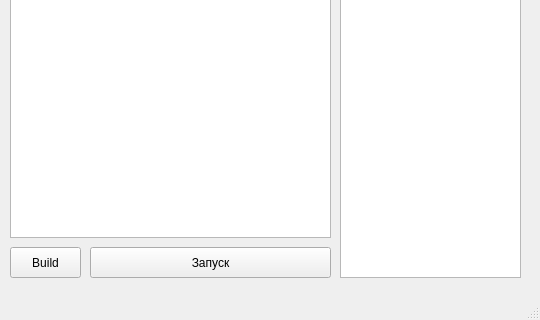
Above: gui/coexgui/mainwindow.ui from forensictool/coex before the change; both pictures show x 0 to 540 and y 230 to 550 of the 540 by 550 pixel window. Below: the same form after it.
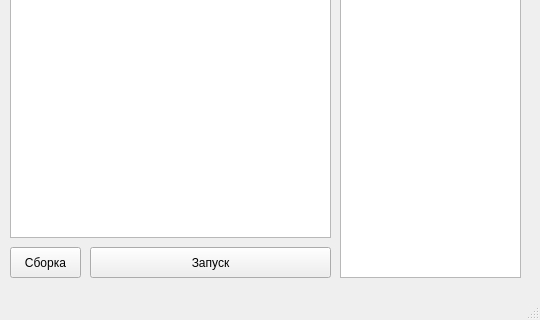
That is the form after the change. Icons and pictures are not drawn.

What changed in the file:
```diff
--- a/gui/coexgui/mainwindow.ui
+++ b/gui/coexgui/mainwindow.ui
@@ -104,7 +104,10 @@
      <set>QAbstractItemView::NoEditTriggers</set>
     </property>
    </widget>
-   <widget class="QPushButton" name="pushButton_4">
+   <widget class="QPushButton" name="BuildCoex">
+    <property name="enabled">
+     <bool>true</bool>
+    </property>
     <property name="geometry">
      <rect>
       <x>10</x>
@@ -114,7 +117,7 @@
      </rect>
     </property>
     <property name="text">
-     <string>Build</string>
+     <string>Сборка</string>
     </property>
    </widget>
   </widget>
```
Left out of the diff: 6 changed lines with no effect on the pictures.
